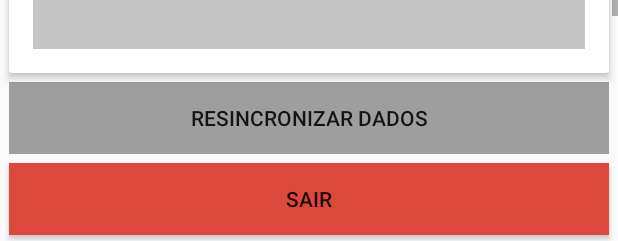
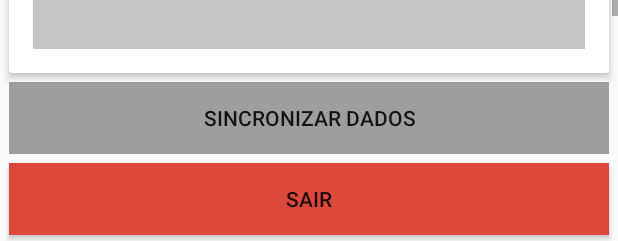
Before and after one commit to kevinpinhoiamin/collabtrack, an Android app: the layout fragment_perfil.xml on its own in the app's theme, with its tools: preview values and no code run, on a phone screen of 412 x 824 dp. Shown: the part 992-1233 px from the top of the screen. Run offline under Robolectric (Android 15) with nearby library versions, the phone set to English and light mode, and no system bars; network calls fail.

Commit message:
Alteração de strings

```diff
--- a/frontend_1/app/src/main/java/br/senai/collabtrack/CollabtrackApplication.java
+++ b/frontend_1/app/src/main/java/br/senai/collabtrack/CollabtrackApplication.java
@@ -27,7 +27,7 @@ public class CollabtrackApplication extends Application{
 
     // API
     public static final boolean DEVELOPMENT_MODE = false;
-    private static final String DOMAIN = DEVELOPMENT_MODE ? "http://7216f31e.ngrok.io" : "http://54.207.111.104";
+    private static final String DOMAIN = DEVELOPMENT_MODE ? "http://2b49580a.ngrok.io" : "http://54.207.111.104";
     private static final String API_PATH = DOMAIN + "/collabtrack/";
     public static final String API_USER = "collabtrack";
     public static final String API_PASSWORD = "NEiVyMFkeTCVHqHJIMyfGiAiRz4IvymaCnmdimi8";
--- a/frontend_1/app/src/main/res/values/strings.xml
+++ b/frontend_1/app/src/main/res/values/strings.xml
@@ -43,7 +43,7 @@
     <string name="inativar">Inativar</string>
     <string name="ativando_area_segura">Ativando área segura</string>
     <string name="inativando_area_segura">Inativando área segura</string>
-    <string name="resincronizar_dados">Resincronizar dados</string>
+    <string name="resincronizar_dados">Sincronizar dados</string>
     <string name="excluir_area_segura">Excluir área segura?</string>
     <string name="nao">Não</string>
     <string name="sim">Sim</string>
--- a/frontend_2/app/src/main/java/br/senai/collabtrack/client/Application.java
+++ b/frontend_2/app/src/main/java/br/senai/collabtrack/client/Application.java
@@ -21,7 +21,7 @@ public class Application extends android.app.Application{
 
     /******************************GLOBALS CONFIGURATIONS*******************************/
 
-    public static final String SERVER_URL = "http://54.207.111.104/collabtrack";
+    public static final String SERVER_URL = "http://2b49580a.ngrok.io/collabtrack";
 
     public static final String API_USER = "collabtrack";
     public static final String API_PASSWORD = "NEiVyMFkeTCVHqHJIMyfGiAiRz4IvymaCnmdimi8";
@@ -31,7 +31,7 @@ public class Application extends android.app.Application{
 
     /*******************************END GLOBALS CONFIGURATIONS*******************************/
 
-    private static final boolean showLogActivity = false;//Ativar para visualizar o log em campo; quando o app já estiver logado.
+    private static final boolean showLogActivity = true;//Ativar para visualizar o log em campo; quando o app já estiver logado.
 
     public static String TAG = "log";
 
```
